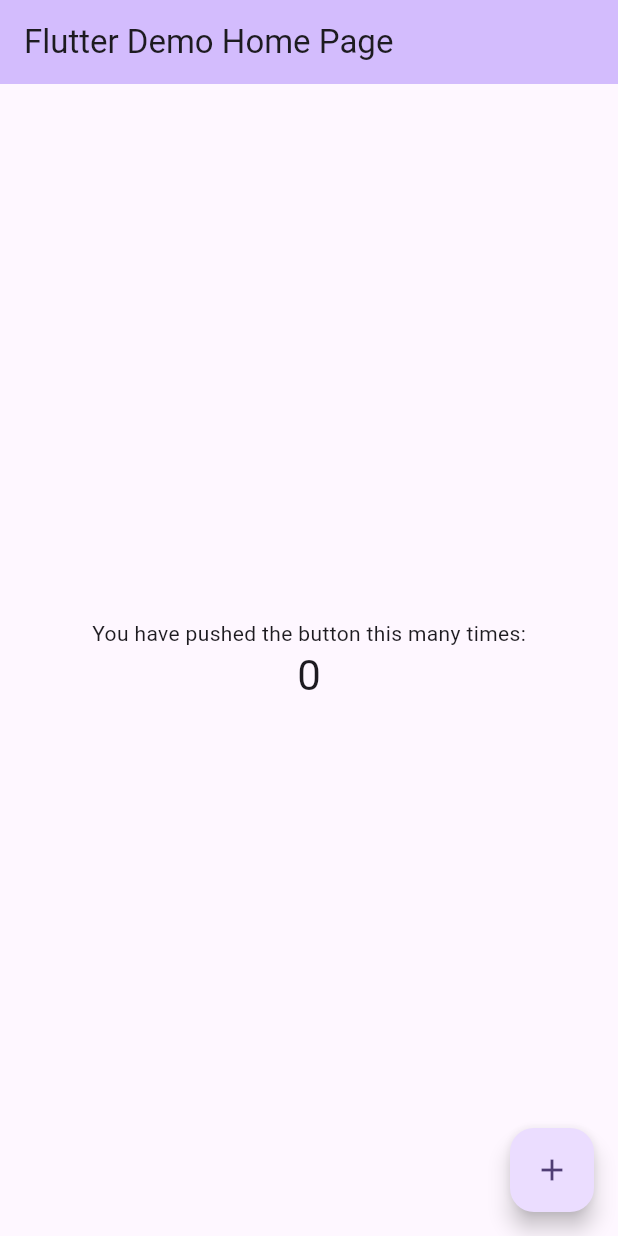
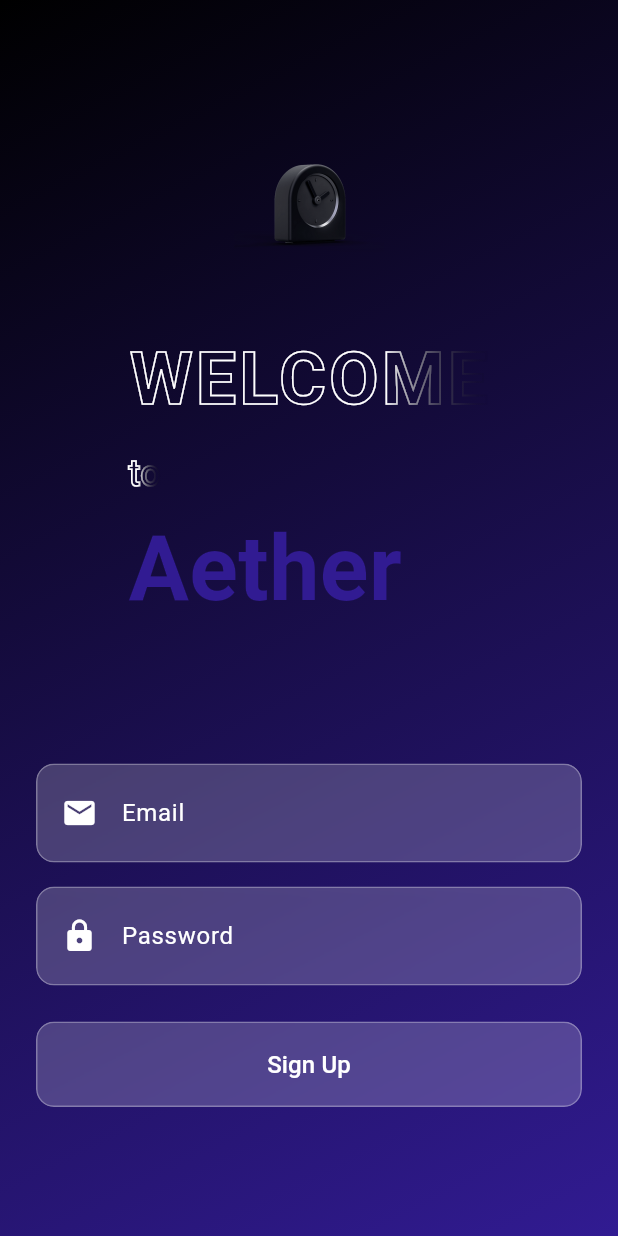
Before and after one commit to AmyVerse/aether, a Flutter app: the screen it shows after launch, on a phone screen of 412 x 824 dp. Run offline on Flutter 3.47's test engine with Material 3 defaults, Android fonts, the phone set to English and light mode, and no system bars.

Commit message:
flutter init

```diff
--- a/lib/main.dart
+++ b/lib/main.dart
@@ -1,122 +1,21 @@
 import 'package:flutter/material.dart';
+import 'package:aether/pages/signup.dart'; // Update with the correct path to your SignUpPage file
 
 void main() {
   runApp(const MyApp());
 }
 
 class MyApp extends StatelessWidget {
-const MyApp({super.key});
+  const MyApp({super.key});
 
-  // This widget is the root of your application.
   @override
   Widget build(BuildContext context) {
     return MaterialApp(
       title: 'Flutter Demo',
       theme: ThemeData(
-        // This is the theme of your application.
-        //
-        // TRY THIS: Try running your application with "flutter run". You'll see
-        // the application has a purple toolbar. Then, without quitting the app,
-        // try changing the seedColor in the colorScheme below to Colors.green
-        // and then invoke "hot reload" (save your changes or press the "hot
-        // reload" button in a Flutter-supported IDE, or press "r" if you used
-        // the command line to start the app).
-        //
-        // Notice that the counter didn't reset back to zero; the application
-        // state is not lost during the reload. To reset the state, use hot
-        // restart instead.
-        //
-        // This works for code too, not just values: Most code changes can be
-        // tested with just a hot reload.
         colorScheme: ColorScheme.fromSeed(seedColor: Colors.deepPurple),
       ),
-      home: const MyHomePage(title: 'Flutter Demo Home Page'),
+      home: const SignUpPage(), // Set SignUpPage as the home page
     );
   }
 }
-
-class MyHomePage extends StatefulWidget {
-  const MyHomePage({super.key, required this.title});
-
-  // This widget is the home page of your application. It is stateful, meaning
-  // that it has a State object (defined below) that contains fields that affect
-  // how it looks.
-
-  // This class is the configuration for the state. It holds the values (in this
-  // case the title) provided by the parent (in this case the App widget) and
-  // used by the build method of the State. Fields in a Widget subclass are
-  // always marked "final".
-
-  final String title;
-
-  @override
-  State<MyHomePage> createState() => _MyHomePageState();
-}
-
-class _MyHomePageState extends State<MyHomePage> {
-  int _counter = 0;
-
-  void _incrementCounter() {
-    setState(() {
-      // This call to setState tells the Flutter framework that something has
-      // changed in this State, which causes it to rerun the build method below
-      // so that the display can reflect the updated values. If we changed
-      // _counter without calling setState(), then the build method would not be
-      // called again, and so nothing would appear to happen.
-      _counter++;
-    });
-  }
-
-  @override
-  Widget build(BuildContext context) {
-    // This method is rerun every time setState is called, for instance as done
-    // by the _incrementCounter method above.
-    //
-    // The Flutter framework has been optimized to make rerunning build methods
-    // fast, so that you can just rebuild anything that needs updating rather
-    // than having to individually change instances of widgets.
-    return Scaffold(
-      appBar: AppBar(
-        // TRY THIS: Try changing the color here to a specific color (to
-        // Colors.amber, perhaps?) and trigger a hot reload to see the AppBar
-        // change color while the other colors stay the same.
-        backgroundColor: Theme.of(context).colorScheme.inversePrimary,
-        // Here we take the value from the MyHomePage object that was created by
-        // the App.build method, and use it to set our appbar title.
-        title: Text(widget.title),
-      ),
-      body: Center(
-        // Center is a layout widget. It takes a single child and positions it
-        // in the middle of the parent.
-        child: Column(
-          // Column is also a layout widget. It takes a list of children and
-          // arranges them vertically. By default, it sizes itself to fit its
-          // children horizontally, and tries to be as tall as its parent.
-          //
-          // Column has various properties to control how it sizes itself and
-          // how it positions its children. Here we use mainAxisAlignment to
-          // center the children vertically; the main axis here is the vertical
-          // axis because Columns are vertical (the cross axis would be
-          // horizontal).
-          //
-          // TRY THIS: Invoke "debug painting" (choose the "Toggle Debug Paint"
-          // action in the IDE, or press "p" in the console), to see the
-          // wireframe for each widget.
-          mainAxisAlignment: MainAxisAlignment.center,
-          children: <Widget>[
-            const Text('You have pushed the button this many times:'),
-            Text(
-              '$_counter',
-              style: Theme.of(context).textTheme.headlineMedium,
-            ),
-          ],
-        ),
-      ),
-      floatingActionButton: FloatingActionButton(
-        onPressed: _incrementCounter,
-        tooltip: 'Increment',
-        child: const Icon(Icons.add),
-      ), // This trailing comma makes auto-formatting nicer for build methods.
-    );
-  }
-}
--- /dev/null
+++ b/lib/pages/signup.dart
@@ -0,0 +1,243 @@
+import 'dart:ui'; // Required for ImageFilter.blur and shader-related classes
+import 'package:flutter/material.dart';
+
+class SignUpPage extends StatelessWidget {
+  const SignUpPage({super.key});
+
+  // Helper method for "WELCOME" text
+  Widget _buildWelcomeText() {
+    const String text = "WELCOME";
+    const double fontSize = 48.0; // Big font
+    const double strokeWidth = 1; // Outline thickness
+
+    // "WELCOME" - fade starts after 'C' (4th letter), over 'O', 'M', 'E'.
+    // Solid portion is roughly 4/7 of the text width.
+    const double solidPortionEnd = 5.0 / 7.0;
+
+    return ShaderMask(
+      shaderCallback: (bounds) {
+        return LinearGradient(
+          colors: const [Colors.white, Colors.white, Colors.transparent],
+          stops: const [0.0, solidPortionEnd, 1.0],
+          begin: Alignment.centerLeft,
+          end: Alignment.centerRight,
+        ).createShader(Rect.fromLTWH(0, 0, bounds.width, bounds.height));
+      },
+      child: Text(
+        text,
+        style: TextStyle(
+          fontSize: fontSize,
+          fontWeight: FontWeight.bold, // Bold makes outlines stand out
+          // Consider adding a custom fontFamily: 'YourCoolFont', after adding it to pubspec.yaml
+          letterSpacing: 2.0, // A little spacing can look good with outlines
+          foreground:
+              Paint()
+                ..style =
+                    PaintingStyle
+                        .stroke // Draw only the outline
+                ..strokeWidth = strokeWidth
+                ..color =
+                    Colors
+                        .white, // Base color for the outline (though ShaderMask controls visibility)
+        ),
+      ),
+    );
+  }
+
+  // Helper method for "to Aether" text
+  Widget _buildToAetherText() {
+    const double toFontSize = 24.0;
+    const double aetherFontSize = 60.0; // Bigger than WELCOME
+    const double toStrokeWidth = 1.0;
+    final Color aetherColor =
+        Colors.deepPurple.shade900; // Theme color from your gradient
+
+    return Column(
+      crossAxisAlignment:
+          CrossAxisAlignment.start, // Aligns "to" and "Aether" to the left
+      children: [
+        ShaderMask(
+          shaderCallback: (bounds) {
+            return LinearGradient(
+              colors: const [
+                Colors.white,
+                Colors.transparent,
+              ], // Simple fade for "to"
+              stops: const [0.3, 1.0], // Start fade a bit into the text
+              begin: Alignment.centerLeft,
+              end: Alignment.centerRight,
+            ).createShader(Rect.fromLTWH(0, 0, bounds.width, bounds.height));
+          },
+          child: Text(
+            "to",
+            style: TextStyle(
+              fontSize: toFontSize,
+              fontWeight: FontWeight.w500, // Medium weight
+              // fontFamily: 'YourCoolFont',
+              foreground:
+                  Paint()
+                    ..style = PaintingStyle.stroke
+                    ..strokeWidth = toStrokeWidth
+                    ..color = Colors.white,
+            ),
+          ),
+        ),
+        const SizedBox(height: 4), // Small space between "to" and "Aether"
+        Text(
+          "Aether",
+          style: TextStyle(
+            fontSize: aetherFontSize,
+            fontWeight: FontWeight.bold,
+            color: aetherColor, // Solid theme color
+            // fontFamily: 'YourCoolBoldFont',
+          ),
+        ),
+      ],
+    );
+  }
+
+  @override
+  Widget build(BuildContext context) {
+    return Scaffold(
+      body: Container(
+        width: double.infinity,
+        height: double.infinity,
+        decoration: BoxDecoration(
+          gradient: LinearGradient(
+            colors: [Colors.black, Colors.deepPurple.shade900],
+            begin: Alignment.topLeft,
+            end: Alignment.bottomRight,
+          ),
+        ),
+        child: SafeArea(
+          child: Column(
+            children: [
+              const Spacer(), // Pushes content down from the top
+              // Logo - Centered
+              Center(
+                child: Image.asset(
+                  'lib/asset/clock.png',
+                  height: 100,
+                  width: 100,
+                ),
+              ),
+              const SizedBox(height: 32), // Space after logo
+              // Aesthetic Text Block - Left Aligned within Padding
+              Padding(
+                padding: const EdgeInsets.symmetric(horizontal: 24.0),
+                child: Column(
+                  crossAxisAlignment:
+                      CrossAxisAlignment.start, // Left-aligns text elements
+                  children: [
+                    _buildWelcomeText(),
+                    const SizedBox(
+                      height: 12,
+                    ), // Space between WELCOME and "to Aether"
+                    _buildToAetherText(),
+                  ],
+                ),
+              ),
+              const Spacer(), // Flexible space
+              // Form fields and button
+              Padding(
+                padding: const EdgeInsets.symmetric(horizontal: 24),
+                child: Column(
+                  children: [
+                    _buildGlassField(
+                      label: 'Email',
+                      icon: Icons.email,
+                      isPassword: false,
+                    ),
+                    const SizedBox(height: 16),
+                    _buildGlassField(
+                      label: 'Password',
+                      icon: Icons.lock,
+                      isPassword: true,
+                    ),
+                    const SizedBox(height: 24),
+                    _buildGlassButton(
+                      label: 'Sign Up',
+                      onPressed: () {
+                        // Sign-up logic
+                        print('Sign Up button pressed');
+                      },
+                    ),
+                  ],
+                ),
+              ),
+              const Spacer(), // Pushes content up from the bottom
+            ],
+          ),
+        ),
+      ),
+    );
+  }
+
+  // --- Existing Glass Field and Button Methods (unchanged) ---
+  Widget _buildGlassField({
+    required String label,
+    required IconData icon,
+    required bool isPassword,
+  }) {
+    return ClipRRect(
+      borderRadius: BorderRadius.circular(12),
+      child: BackdropFilter(
+        filter: ImageFilter.blur(sigmaX: 10, sigmaY: 10),
+        child: Container(
+          padding: const EdgeInsets.symmetric(horizontal: 16, vertical: 4),
+          decoration: BoxDecoration(
+            color: Colors.white.withAlpha(51),
+            borderRadius: BorderRadius.circular(12),
+            border: Border.all(color: Colors.white.withAlpha(76)),
+          ),
+          child: TextFormField(
+            obscureText: isPassword,
+            decoration: InputDecoration(
+              icon: Icon(icon, color: Colors.white),
+              labelText: label,
+              labelStyle: const TextStyle(color: Colors.white),
+              border: InputBorder.none,
+            ),
+            style: const TextStyle(color: Colors.white),
+          ),
+        ),
+      ),
+    );
+  }
+
+  Widget _buildGlassButton({
+    required String label,
+    required VoidCallback onPressed,
+  }) {
+    return ClipRRect(
+      borderRadius: BorderRadius.circular(12),
+      child: BackdropFilter(
+        filter: ImageFilter.blur(sigmaX: 10, sigmaY: 10),
+        child: Container(
+          width: double.infinity,
+          decoration: BoxDecoration(
+            color: Colors.white.withAlpha(51),
+            borderRadius: BorderRadius.circular(12),
+            border: Border.all(color: Colors.white.withAlpha(76)),
+          ),
+          child: ElevatedButton(
+            onPressed: onPressed,
+            style: ElevatedButton.styleFrom(
+              backgroundColor: Colors.transparent,
+              shadowColor: Colors.transparent,
+              elevation: 0,
+              padding: const EdgeInsets.symmetric(vertical: 16),
+              shape: RoundedRectangleBorder(
+                borderRadius: BorderRadius.circular(12),
+              ),
+            ),
+            child: Text(
+              label,
+              style: const TextStyle(color: Colors.white, fontSize: 16),
+            ),
+          ),
+        ),
+      ),
+    );
+  }
+}
--- a/pubspec.yaml
+++ b/pubspec.yaml
@@ -58,9 +58,9 @@ flutter:
   uses-material-design: true
 
   # To add assets to your application, add an assets section, like this:
-  # assets:
-  #   - images/a_dot_burr.jpeg
-  #   - images/a_dot_ham.jpeg
+  assets:
+     - lib/asset/default.svg
+     - lib/asset/clock.png
 
   # An image asset can refer to one or more resolution-specific "variants", see
   # https://flutter.dev/to/resolution-aware-images
```
Also changed, not shown: lib/asset/clock.png (added), lib/asset/default.svg (added).
